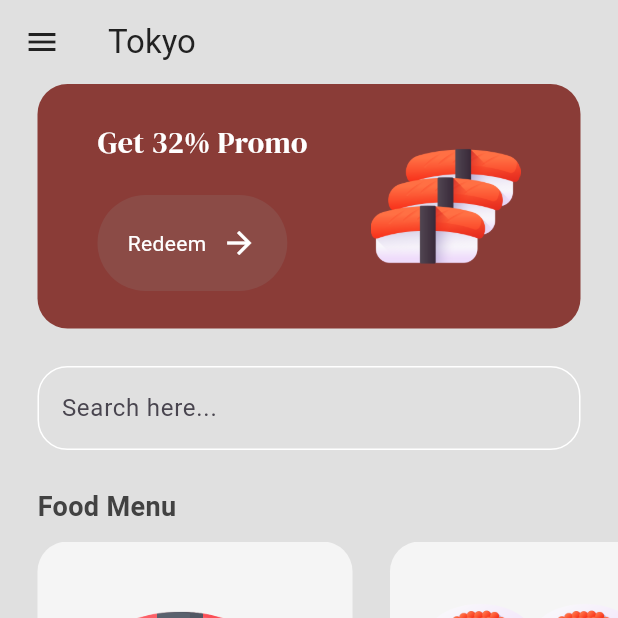
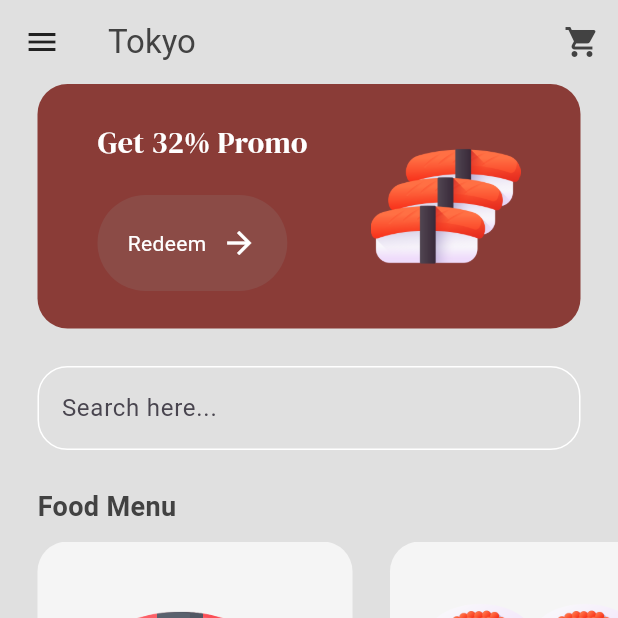
Before and after one commit to mclapd/sushishop, a Flutter app: the screen it shows after launch, after a tap on "Get Started", on a phone screen of 412 x 824 dp, the top half of it. Run offline on Flutter 3.47's test engine with Material 3 defaults, Android fonts, the phone set to English and light mode, and no system bars; our stand-ins replace google_fonts.

Commit message:
Add provider package and implement cart functionality

```diff
--- /dev/null
+++ b/devtools_options.yaml
@@ -0,0 +1 @@
+extensions:
--- a/lib/main.dart
+++ b/lib/main.dart
@@ -1,9 +1,17 @@
 import 'package:flutter/material.dart';
+import 'package:provider/provider.dart';
+import 'package:sushishop/models/shop.dart';
+import 'package:sushishop/pages/cart_page.dart';
 import 'package:sushishop/pages/intro_page.dart';
 import 'package:sushishop/pages/menu_page.dart';
 
 void main() {
-  runApp(const MyApp());
+  runApp(
+    ChangeNotifierProvider(
+      create: (context) => Shop(),
+      child: const MyApp(),
+    ),
+  );
 }
 
 class MyApp extends StatelessWidget {
@@ -18,6 +26,7 @@ class MyApp extends StatelessWidget {
       routes: {
         "/intropage": (context) => const IntroPage(),
         "/menupage": (context) => const MenuPage(),
+        "/cartpage": (context) => const CartPage(),
       },
     );
   }
--- /dev/null
+++ b/lib/models/shop.dart
@@ -0,0 +1,36 @@
+import 'package:flutter/material.dart';
+import 'package:sushishop/models/food.dart';
+
+class Shop extends ChangeNotifier {
+  final List<Food> foodMenu = [
+    Food(
+      name: "Salmon Sushi",
+      price: "21.00",
+      imagePath: "assets/images/sushi_4.png",
+      rating: "4.9",
+    ),
+    Food(
+      name: "Tuna",
+      price: "23.00",
+      imagePath: "assets/images/sushi_5.png",
+      rating: "4.9",
+    ),
+  ];
+
+  List<Food> _cart = [];
+
+  List<Food> get foodMenue => foodMenu;
+  List<Food> get cart => _cart;
+
+  void addToCart(Food foodItem, int quantity) {
+    for (int i = 0; i < quantity; i++) {
+      _cart.add(foodItem);
+    }
+    notifyListeners();
+  }
+
+  void removeFromCart(Food food) {
+    _cart.remove(food);
+    notifyListeners();
+  }
+}
--- a/lib/pages/menu_page.dart
+++ b/lib/pages/menu_page.dart
@@ -1,8 +1,9 @@
 import 'package:flutter/material.dart';
 import 'package:google_fonts/google_fonts.dart';
+import 'package:provider/provider.dart';
 import 'package:sushishop/components/button.dart';
 import 'package:sushishop/components/food_tile.dart';
-import 'package:sushishop/models/food.dart';
+import 'package:sushishop/models/shop.dart';
 import 'package:sushishop/pages/food_details_page.dart';
 import 'package:sushishop/theme/colors.dart';
 
@@ -14,22 +15,10 @@ class MenuPage extends StatefulWidget {
 }
 
 class _MenuPageState extends State<MenuPage> {
-  List foodMenu = [
-    Food(
-      name: "Salmon Sushi",
-      price: "21.00",
-      imagePath: "assets/images/sushi_4.png",
-      rating: "4.9",
-    ),
-    Food(
-      name: "Tuna",
-      price: "23.00",
-      imagePath: "assets/images/sushi_5.png",
-      rating: "4.9",
-    ),
-  ];
+  void navigateToFoodDetails(int index) {
+    final shop = context.read<Shop>();
+    final foodMenu = shop.foodMenu;
 
-  void navigateToFoodDetails(int index) {
     Navigator.push(
       context,
       MaterialPageRoute(
@@ -42,21 +31,30 @@ class _MenuPageState extends State<MenuPage> {
 
   @override
   Widget build(BuildContext context) {
+    final shop = context.read<Shop>();
+    final foodMenu = shop.foodMenu;
+
     return Scaffold(
       backgroundColor: Colors.grey[300],
       appBar: AppBar(
         backgroundColor: Colors.grey[300],
+        foregroundColor: Colors.grey[800],
         elevation: 0,
         leading: Icon(
           Icons.menu,
           color: Colors.grey[900],
         ),
-        title: Text(
+        title: const Text(
           "Tokyo",
-          style: TextStyle(
-            color: Colors.grey[900],
+        ),
+        actions: [
+          IconButton(
+            onPressed: () {
+              Navigator.pushNamed(context, "/cartpage");
+            },
+            icon: const Icon(Icons.shopping_cart),
           ),
-        ),
+        ],
       ),
       body: Column(
         crossAxisAlignment: CrossAxisAlignment.start,
--- a/pubspec.yaml
+++ b/pubspec.yaml
@@ -35,6 +35,7 @@ dependencies:
   # Use with the CupertinoIcons class for iOS style icons.
   cupertino_icons: ^1.0.2
   google_fonts: 6.1.0
+  provider: ^6.1.2
 
 dev_dependencies:
   flutter_test:
```
Also changed, not shown: lib/pages/cart_page.dart (added, +78 -0 lines), lib/pages/food_details_page.dart (+37 -5 lines), pubspec.lock.
